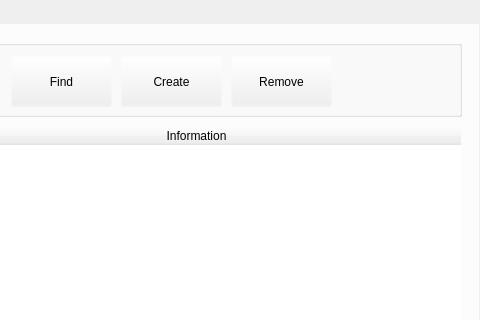
First picture: the form in mainwindow.ui, repository maksymba0/MXHotel, before the edit; both pictures show x 681 to 1161 and y 0 to 320 of the 1161 by 796 pixel window.
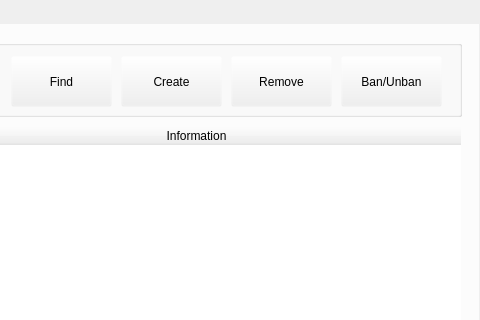
Second picture: the form after the edit. The open tabs and pages were chosen to show the change. Icons and pictures are not drawn.

Commit message: Updated booking. Ban func works and modifies Customer+UniqueCustomer objects and tables. Updated Customers. Added BanUnban button. Marks red row for banned customers. Fixed search via ResNum now shows bookings properly.

Diff of the .ui file:
```diff
--- a/mainwindow.ui
+++ b/mainwindow.ui
@@ -2230,6 +2230,19 @@
         <string>Remove</string>
        </property>
       </widget>
+      <widget class="QPushButton" name="pushButton_35">
+       <property name="geometry">
+        <rect>
+         <x>1010</x>
+         <y>30</y>
+         <width>101</width>
+         <height>51</height>
+        </rect>
+       </property>
+       <property name="text">
+        <string>Ban/Unban</string>
+       </property>
+      </widget>
      </widget>
      <widget class="QTableWidget" name="tableWidget_4">
       <property name="geometry">
```
Left out of the diff: 2 changed lines with no effect on the pictures. The commit also changes 16 other files.
